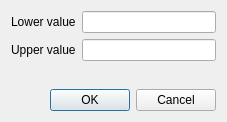
This is src/ui/qgsludialogbase.ui in qgis/QGIS as Qt 5 draws it before an edit. The edited form follows.
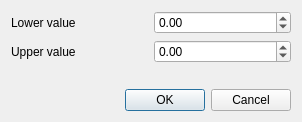
This is the edited form. Custom widgets are drawn as their Qt base class.

```diff
--- a/src/ui/qgsludialogbase.ui
+++ b/src/ui/qgsludialogbase.ui
@@ -6,7 +6,7 @@
    <rect>
     <x>0</x>
     <y>0</y>
-    <width>227</width>
+    <width>302</width>
     <height>122</height>
    </rect>
   </property>
@@ -27,9 +27,6 @@
      </property>
     </widget>
    </item>
-   <item row="0" column="1">
-    <widget class="QLineEdit" name="mLowerEdit"/>
-   </item>
    <item row="1" column="0">
     <widget class="QLabel" name="mUpperLabel">
      <property name="text">
@@ -40,9 +37,6 @@
      </property>
     </widget>
    </item>
-   <item row="1" column="1">
-    <widget class="QLineEdit" name="mUpperEdit"/>
-   </item>
    <item row="3" column="0" colspan="2">
     <widget class="QDialogButtonBox" name="buttonBox">
      <property name="standardButtons">
@@ -63,9 +57,36 @@
      </property>
     </spacer>
    </item>
+   <item row="0" column="1">
+    <widget class="QgsDoubleSpinBox" name="mLowerEdit">
+     <property name="minimum">
+      <double>-1000000000000.000000000000000</double>
+     </property>
+     <property name="maximum">
+      <double>1000000000000.000000000000000</double>
+     </property>
+    </widget>
+   </item>
+   <item row="1" column="1">
+    <widget class="QgsDoubleSpinBox" name="mUpperEdit">
+     <property name="minimum">
+      <double>-1000000000000.000000000000000</double>
+     </property>
+     <property name="maximum">
+      <double>1000000000000.000000000000000</double>
+     </property>
+    </widget>
+   </item>
   </layout>
  </widget>
  <layoutdefault spacing="6" margin="11"/>
+ <customwidgets>
+  <customwidget>
+   <class>QgsDoubleSpinBox</class>
+   <extends>QDoubleSpinBox</extends>
+   <header>qgsdoublespinbox.h</header>
+  </customwidget>
+ </customwidgets>
  <resources/>
  <connections>
   <connection>
```
Left out of the diff: 6 changed lines with no effect on the pictures.
